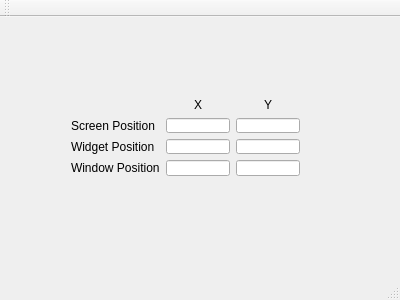
The window that mainwindow.ui (felixpalta/qt_mouse_demo) describes before a commit, drawn with Qt 5.
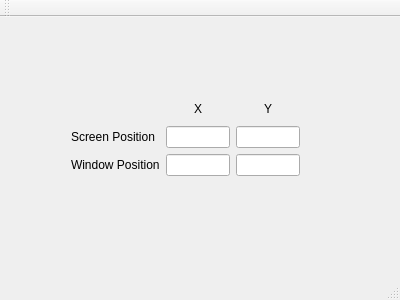
The same window after the commit.

Commit message: Enable mouse tracking for all children of MainWindow

Diff of the .ui file:
```diff
--- a/mainwindow.ui
+++ b/mainwindow.ui
@@ -24,48 +24,6 @@
      </rect>
     </property>
     <layout class="QGridLayout" name="gridLayout">
-     <item row="2" column="0">
-      <widget class="QLabel" name="labelWidgetPos">
-       <property name="text">
-        <string>Widget Position</string>
-       </property>
-      </widget>
-     </item>
-     <item row="2" column="1">
-      <widget class="QLineEdit" name="textWidgetPosX">
-       <property name="readOnly">
-        <bool>true</bool>
-       </property>
-      </widget>
-     </item>
-     <item row="3" column="2">
-      <widget class="QLineEdit" name="textWindowPosY">
-       <property name="readOnly">
-        <bool>true</bool>
-       </property>
-      </widget>
-     </item>
-     <item row="1" column="2">
-      <widget class="QLineEdit" name="textScreenPosY">
-       <property name="readOnly">
-        <bool>true</bool>
-       </property>
-      </widget>
-     </item>
-     <item row="1" column="0">
-      <widget class="QLabel" name="labelScreenPos">
-       <property name="text">
-        <string>Screen Position</string>
-       </property>
-      </widget>
-     </item>
-     <item row="3" column="0">
-      <widget class="QLabel" name="labelWindowPos">
-       <property name="text">
-        <string>Window Position</string>
-       </property>
-      </widget>
-     </item>
      <item row="1" column="1">
       <widget class="QLineEdit" name="textScreenPosX">
        <property name="readOnly">
@@ -73,15 +31,15 @@
        </property>
       </widget>
      </item>
-     <item row="3" column="1">
-      <widget class="QLineEdit" name="textWindowPosX">
-       <property name="readOnly">
-        <bool>true</bool>
-       </property>
-      </widget>
-     </item>
      <item row="2" column="2">
-      <widget class="QLineEdit" name="textWidgetPosY">
+      <widget class="QLineEdit" name="textWindowPosY">
+       <property name="readOnly">
+        <bool>true</bool>
+       </property>
+      </widget>
+     </item>
+     <item row="2" column="1">
+      <widget class="QLineEdit" name="textWindowPosX">
        <property name="readOnly">
         <bool>true</bool>
        </property>
@@ -97,6 +55,27 @@
        </property>
       </widget>
      </item>
+     <item row="1" column="2">
+      <widget class="QLineEdit" name="textScreenPosY">
+       <property name="readOnly">
+        <bool>true</bool>
+       </property>
+      </widget>
+     </item>
+     <item row="1" column="0">
+      <widget class="QLabel" name="labelScreenPos">
+       <property name="text">
+        <string>Screen Position</string>
+       </property>
+      </widget>
+     </item>
+     <item row="2" column="0">
+      <widget class="QLabel" name="labelWindowPos">
+       <property name="text">
+        <string>Window Position</string>
+       </property>
+      </widget>
+     </item>
      <item row="0" column="2">
       <widget class="QLabel" name="labelY">
        <property name="text">
```
The commit also changes 1 other file.
